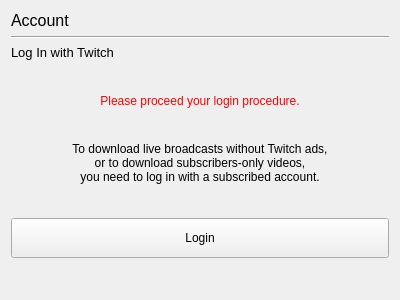
First picture: the form in resources/ui/account.ui, repository devhotteok/TwitchLink, before the edit.
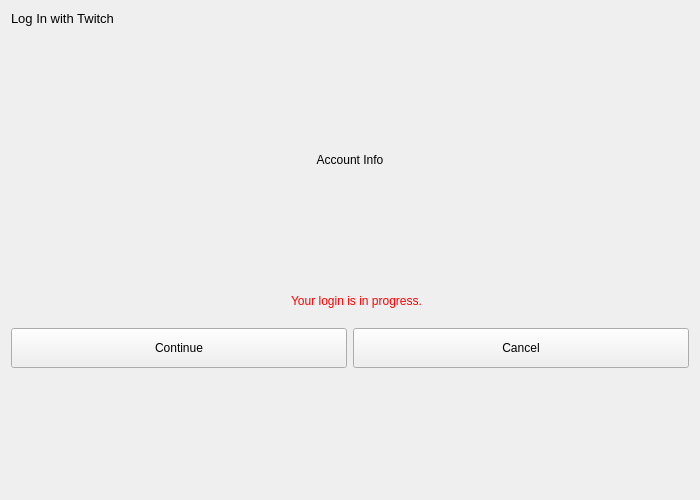
Second picture: the form after the edit. The open tabs and pages were chosen to show the change. Icons and pictures are not drawn.

Diff of the .ui file:
```diff
--- a/resources/ui/account.ui
+++ b/resources/ui/account.ui
@@ -2,14 +2,22 @@
 <ui version="4.0">
  <class>Form</class>
  <widget class="QWidget" name="Form">
+  <property name="enabled">
+   <bool>true</bool>
+  </property>
   <property name="geometry">
    <rect>
     <x>0</x>
     <y>0</y>
-    <width>400</width>
-    <height>300</height>
+    <width>700</width>
+    <height>500</height>
    </rect>
   </property>
+  <property name="font">
+   <font>
+    <pointsize>9</pointsize>
+   </font>
+  </property>
   <property name="windowTitle">
    <string>Account</string>
   </property>
@@ -17,31 +25,6 @@
    <locale language="English" country="UnitedStates"/>
   </property>
   <layout class="QVBoxLayout" name="FormLayout">
-   <item>
-    <widget class="QLabel" name="window_title">
-     <property name="sizePolicy">
-      <sizepolicy hsizetype="Preferred" vsizetype="Fixed">
-       <horstretch>0</horstretch>
-       <verstretch>0</verstretch>
-      </sizepolicy>
-     </property>
-     <property name="font">
-      <font>
-       <pointsize>12</pointsize>
-      </font>
-     </property>
-     <property name="text">
-      <string>Account</string>
-     </property>
-    </widget>
-   </item>
-   <item>
-    <widget class="Line" name="line">
-     <property name="orientation">
-      <enum>Qt::Horizontal</enum>
-     </property>
-    </widget>
-   </item>
    <item>
     <widget class="QLabel" name="infoLabel">
      <property name="sizePolicy">
@@ -105,25 +88,6 @@
        <property name="bottomMargin">
         <number>0</number>
        </property>
-       <item>
-        <widget class="QLabel" name="loginInfo">
-         <property name="sizePolicy">
-          <sizepolicy hsizetype="Preferred" vsizetype="Fixed">
-           <horstretch>0</horstretch>
-           <verstretch>0</verstretch>
-          </sizepolicy>
-         </property>
-         <property name="styleSheet">
-          <string notr="true">color: rgb(255, 0, 0);</string>
-         </property>
-         <property name="text">
-          <string>Please proceed your login procedure.</string>
-         </property>
-         <property name="alignment">
-          <set>Qt::AlignCenter</set>
-         </property>
-        </widget>
-       </item>
        <item>
         <widget class="QLabel" name="accountInfo">
          <property name="sizePolicy">
@@ -133,32 +97,184 @@
           </sizepolicy>
          </property>
          <property name="text">
-          <string>To download live broadcasts without Twitch ads,
-or to download subscribers-only videos,
-you need to log in with a subscribed account.</string>
+          <string>Account Info</string>
          </property>
          <property name="alignment">
           <set>Qt::AlignCenter</set>
          </property>
-         <property name="margin">
-          <number>10</number>
+         <property name="wordWrap">
+          <bool>true</bool>
          </property>
         </widget>
        </item>
        <item>
-        <widget class="QPushButton" name="loginButton">
-         <property name="minimumSize">
-          <size>
-           <width>0</width>
-           <height>40</height>
-          </size>
+        <widget class="QWidget" name="controlArea" native="true">
+         <property name="sizePolicy">
+          <sizepolicy hsizetype="Preferred" vsizetype="Fixed">
+           <horstretch>0</horstretch>
+           <verstretch>0</verstretch>
+          </sizepolicy>
          </property>
-         <property name="text">
-          <string>Login</string>
-         </property>
-         <property name="autoDefault">
-          <bool>false</bool>
-         </property>
+         <layout class="QVBoxLayout" name="controlAreaLayout">
+          <property name="spacing">
+           <number>20</number>
+          </property>
+          <property name="leftMargin">
+           <number>0</number>
+          </property>
+          <property name="topMargin">
+           <number>0</number>
+          </property>
+          <property name="rightMargin">
+           <number>0</number>
+          </property>
+          <property name="bottomMargin">
+           <number>0</number>
+          </property>
+          <item alignment="Qt::AlignHCenter">
+           <widget class="QWidget" name="infoArea" native="true">
+            <property name="sizePolicy">
+             <sizepolicy hsizetype="Fixed" vsizetype="Fixed">
+              <horstretch>0</horstretch>
+              <verstretch>0</verstretch>
+             </sizepolicy>
+            </property>
+            <layout class="QHBoxLayout" name="infoAreaLayout">
+             <property name="leftMargin">
+              <number>0</number>
+             </property>
+             <property name="topMargin">
+              <number>0</number>
+             </property>
+             <property name="rightMargin">
+              <number>0</number>
+             </property>
+             <property name="bottomMargin">
+              <number>0</number>
+             </property>
+             <item>
+              <widget class="QLabel" name="alertIcon">
+               <property name="sizePolicy">
+                <sizepolicy hsizetype="Fixed" vsizetype="Fixed">
+                 <horstretch>0</horstretch>
+                 <verstretch>0</verstretch>
+                </sizepolicy>
+               </property>
+               <property name="pixmap">
+                <pixmap>../icons/alert_red.svg</pixmap>
+               </property>
+               <property name="scaledContents">
+                <bool>true</bool>
+               </property>
+               <property name="alignment">
+                <set>Qt::AlignCenter</set>
+               </property>
+              </widget>
+             </item>
+             <item>
+              <widget class="QLabel" name="loginInfo">
+               <property name="sizePolicy">
+                <sizepolicy hsizetype="Preferred" vsizetype="Fixed">
+                 <horstretch>0</horstretch>
+                 <verstretch>0</verstretch>
+                </sizepolicy>
+               </property>
+               <property name="styleSheet">
+                <string notr="true">color: rgb(255, 0, 0);</string>
+               </property>
+               <property name="text">
+                <string>Your login is in progress.</string>
+               </property>
+               <property name="alignment">
+                <set>Qt::AlignCenter</set>
+               </property>
+              </widget>
+             </item>
+            </layout>
+           </widget>
+          </item>
+          <item>
+           <widget class="QStackedWidget" name="buttonArea">
+            <property name="sizePolicy">
+             <sizepolicy hsizetype="Preferred" vsizetype="Fixed">
+              <horstretch>0</horstretch>
+              <verstretch>0</verstretch>
+             </sizepolicy>
+            </property>
+            <widget class="QWidget" name="loginButtonArea">
+             <layout class="QHBoxLayout" name="loginButtonAreaLayout">
+              <property name="leftMargin">
+               <number>0</number>
+              </property>
+              <property name="topMargin">
+               <number>0</number>
+              </property>
+              <property name="rightMargin">
+               <number>0</number>
+              </property>
+              <property name="bottomMargin">
+               <number>0</number>
+              </property>
+              <item>
+               <widget class="QPushButton" name="loginButton">
+                <property name="minimumSize">
+                 <size>
+                  <width>0</width>
+                  <height>40</height>
+                 </size>
+                </property>
+                <property name="text">
+                 <string>Login</string>
+                </property>
+               </widget>
+              </item>
+             </layout>
+            </widget>
+            <widget class="QWidget" name="cancelButtonArea">
+             <layout class="QHBoxLayout" name="cancelButtonAreaLayout">
+              <property name="leftMargin">
+               <number>0</number>
+              </property>
+              <property name="topMargin">
+               <number>0</number>
+              </property>
+              <property name="rightMargin">
+               <number>0</number>
+              </property>
+              <property name="bottomMargin">
+               <number>0</number>
+              </property>
+              <item>
+               <widget class="QPushButton" name="continueButton">
+                <property name="minimumSize">
+                 <size>
+                  <width>0</width>
+                  <height>40</height>
+                 </size>
+                </property>
+                <property name="text">
+                 <string>Continue</string>
+                </property>
+               </widget>
+              </item>
+              <item>
+               <widget class="QPushButton" name="cancelButton">
+                <property name="minimumSize">
+                 <size>
+                  <width>0</width>
+                  <height>40</height>
+                 </size>
+                </property>
+                <property name="text">
+                 <string>Cancel</string>
+                </property>
+               </widget>
+              </item>
+             </layout>
+            </widget>
+           </widget>
+          </item>
+         </layout>
         </widget>
        </item>
       </layout>
```
Left out of the diff: 10 changed lines with no effect on the pictures.
